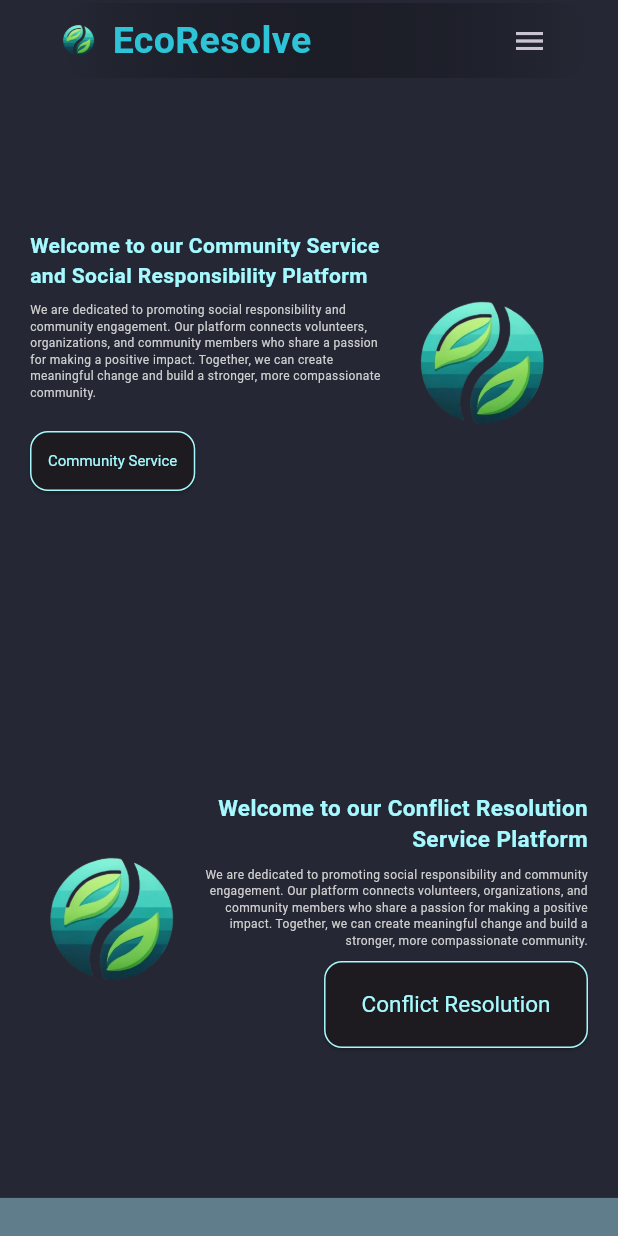
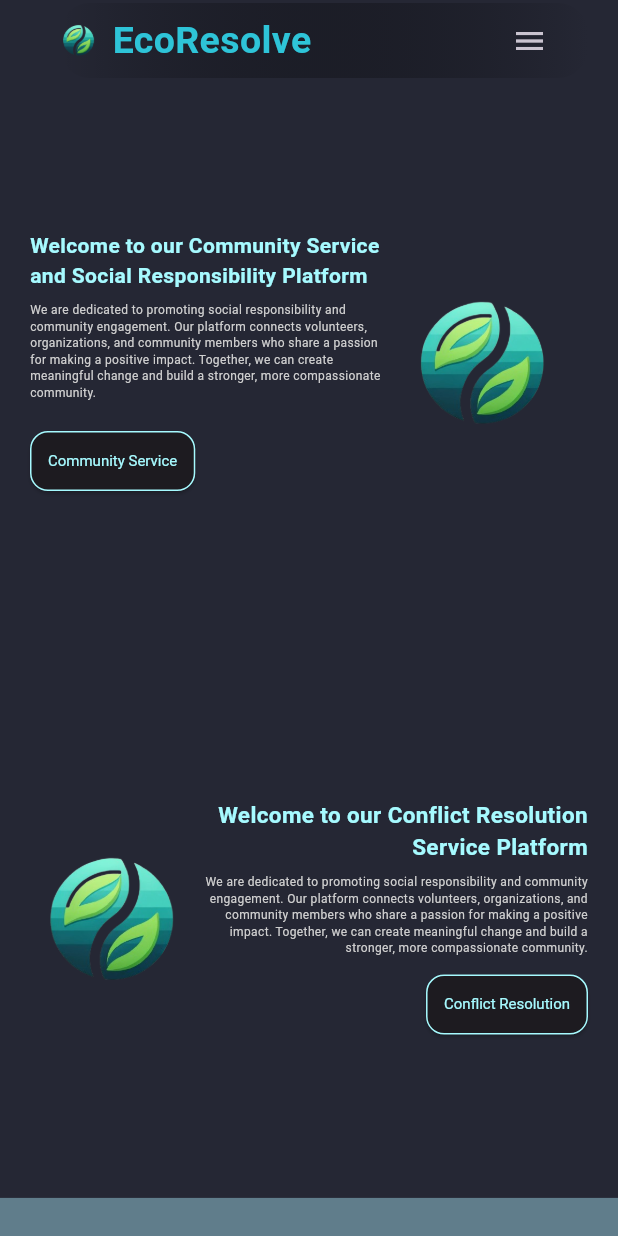
Before and after one commit to Saniya951/EcoResolve, a Flutter app: the screen it shows after launch, on a phone screen of 412 x 824 dp. Run offline on Flutter 3.47's test engine with Material 3 defaults, Android fonts, the light colour scheme and no system bars.

Commit message:
some changes

```diff
--- a/lib/pages/home_page.dart
+++ b/lib/pages/home_page.dart
@@ -47,20 +47,28 @@ class _HomePageState extends State<HomePage> {
                   },
                 ),
 
-
-              //MAIN HOME PAGE
-              if (isDesktop)
+              // MAIN HOME PAGE
+              if(isDesktop)
                 const HomeDesk()
               else
                 const HomeMob(),
-
-
 
               // Conflict resolution Page
               Container(
                 height: 500,
                 width: double.maxFinite,
                 color: Colors.blueGrey,
+                child: Column(
+                  mainAxisAlignment: MainAxisAlignment.center,
+                  children: [
+                    Container(
+                      height:screenSize.height*0.5,
+                      width:screenSize.width*0.7,
+
+
+                    ),
+                  ],
+                ),
               ),
 
               // Community service Page
--- a/lib/widgets/home_mob.dart
+++ b/lib/widgets/home_mob.dart
@@ -133,10 +133,10 @@ class HomeMob extends StatelessWidget {
                         onPressed: () {},
                         style: ElevatedButton.styleFrom(
                           padding: const EdgeInsets.symmetric(
-                            horizontal: 25.0,
-                            vertical: 20.0,
+                            horizontal: 12.0,
+                            vertical: 8.0,
                           ),
-                          textStyle: const TextStyle(fontSize: 15),
+                          textStyle: const TextStyle(fontSize: 10),
                           shape: RoundedRectangleBorder(
                             borderRadius: BorderRadius.circular(12.0), // Border radius for rectangular curve
                             side: const BorderSide(
```
